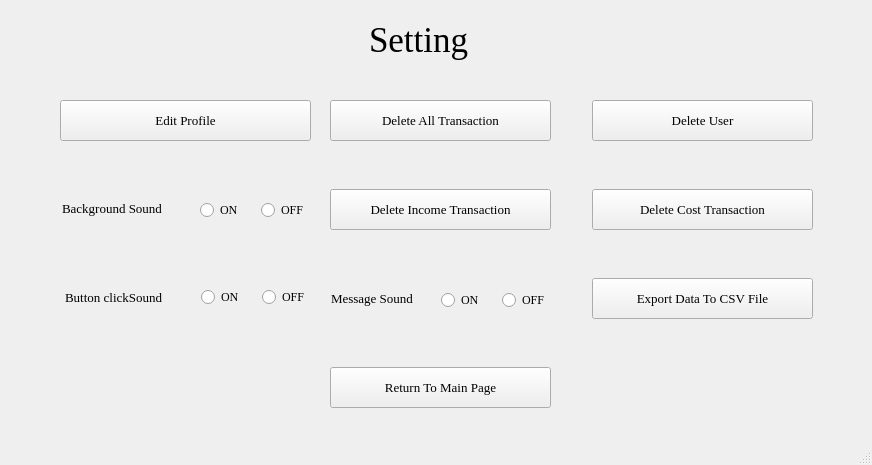
Above: Setting_Page/mainwindow.ui from PMahdiDehghaniP/MA_AP_Project before the change. Below: the same form after it.
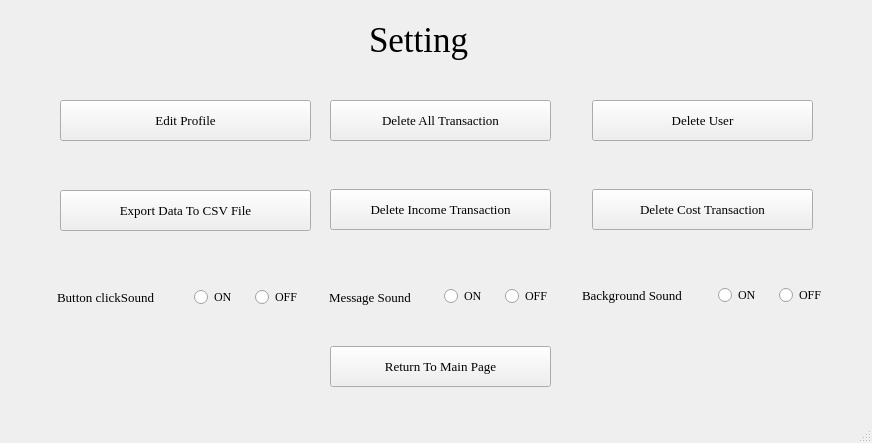
That is the form after the change.

What changed in the file:
```diff
--- a/Setting_Page/mainwindow.ui
+++ b/Setting_Page/mainwindow.ui
@@ -7,7 +7,7 @@
     <x>0</x>
     <y>0</y>
     <width>872</width>
-    <height>465</height>
+    <height>443</height>
    </rect>
   </property>
   <property name="windowTitle">
@@ -131,7 +131,7 @@
    <widget class="QLabel" name="buttonsound_label">
     <property name="geometry">
      <rect>
-      <x>65</x>
+      <x>57</x>
       <y>282</y>
       <width>131</width>
       <height>31</height>
@@ -150,8 +150,8 @@
    <widget class="QLabel" name="msg_sound_label">
     <property name="geometry">
      <rect>
-      <x>331</x>
-      <y>283</y>
+      <x>329</x>
+      <y>282</y>
       <width>111</width>
       <height>31</height>
      </rect>
@@ -169,8 +169,8 @@
    <widget class="QLabel" name="backgroundsound_label">
     <property name="geometry">
      <rect>
-      <x>62</x>
-      <y>193</y>
+      <x>582</x>
+      <y>280</y>
       <width>131</width>
       <height>31</height>
      </rect>
@@ -188,9 +188,9 @@
    <widget class="QPushButton" name="export_csv_btn">
     <property name="geometry">
      <rect>
-      <x>592</x>
-      <y>278</y>
-      <width>221</width>
+      <x>60</x>
+      <y>190</y>
+      <width>251</width>
       <height>41</height>
      </rect>
     </property>
@@ -207,7 +207,7 @@
    <widget class="QWidget" name="gridLayoutWidget">
     <property name="geometry">
      <rect>
-      <x>201</x>
+      <x>194</x>
       <y>282</y>
       <width>116</width>
       <height>31</height>
@@ -245,8 +245,8 @@
    <widget class="QWidget" name="gridLayoutWidget_2">
     <property name="geometry">
      <rect>
-      <x>200</x>
-      <y>195</y>
+      <x>718</x>
+      <y>280</y>
       <width>116</width>
       <height>31</height>
      </rect>
@@ -283,8 +283,8 @@
    <widget class="QWidget" name="gridLayoutWidget_3">
     <property name="geometry">
      <rect>
-      <x>441</x>
-      <y>285</y>
+      <x>444</x>
+      <y>281</y>
       <width>116</width>
       <height>31</height>
      </rect>
@@ -322,7 +322,7 @@
     <property name="geometry">
      <rect>
       <x>330</x>
-      <y>367</y>
+      <y>346</y>
       <width>221</width>
       <height>41</height>
      </rect>
```
